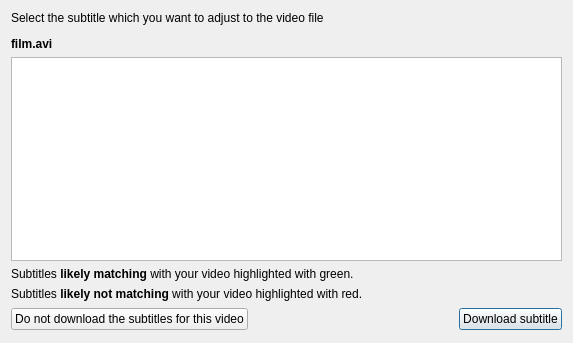
Old version of the form gui/ui/frmlistsubtitles.ui in the repository QNapi/qnapi.
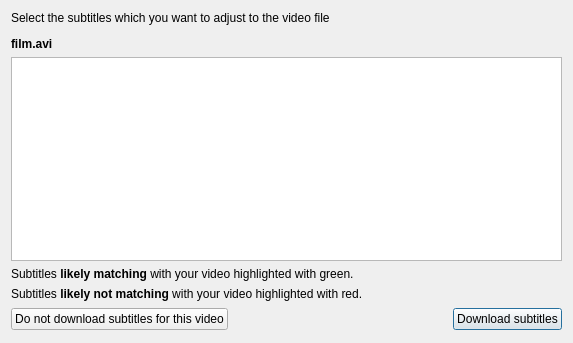
New version of the form. Icons and pictures are not drawn.

```diff
--- a/gui/ui/frmlistsubtitles.ui
+++ b/gui/ui/frmlistsubtitles.ui
@@ -40,7 +40,7 @@
    <item row="0" column="0" colspan="3">
     <widget class="QLabel" name="lbSelectSubtitles">
      <property name="text">
-      <string>&lt;html&gt;&lt;head/&gt;&lt;body&gt;&lt;p&gt;Select the subtitle which you want to adjust to the video file&lt;/p&gt;&lt;p&gt;&lt;span style=&quot; font-weight:600;&quot;&gt;film.avi&lt;/span&gt;&lt;/p&gt;&lt;/body&gt;&lt;/html&gt;</string>
+      <string>&lt;html&gt;&lt;head/&gt;&lt;body&gt;&lt;p&gt;Select the subtitles which you want to adjust to the video file&lt;/p&gt;&lt;p&gt;&lt;span style=&quot; font-weight:600;&quot;&gt;film.avi&lt;/span&gt;&lt;/p&gt;&lt;/body&gt;&lt;/html&gt;</string>
      </property>
      <property name="wordWrap">
       <bool>true</bool>
@@ -50,14 +50,14 @@
    <item row="4" column="2">
     <widget class="QPushButton" name="pbDownload">
      <property name="text">
-      <string>Download subtitle</string>
+      <string>Download subtitles</string>
      </property>
     </widget>
    </item>
    <item row="4" column="0">
     <widget class="QPushButton" name="pbDontDownload">
      <property name="text">
-      <string>Do not download the subtitles for this video</string>
+      <string>Do not download subtitles for this video</string>
      </property>
     </widget>
    </item>
```
